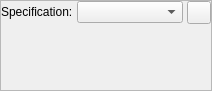
Qt form spine_items/data_transformer/ui/data_transformer_properties.ui (spine-tools/spine-items) before a commit.
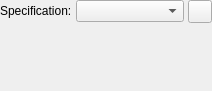
The same form after that commit. Icons and pictures are not drawn.

Commit message:
Add stylesheets to properties widgets scroll areas to make scroll area backgrounds transparent
Re #spine-tools/Spine-Toolbox#3012

Diff of the .ui file:
```diff
--- a/spine_items/data_transformer/ui/data_transformer_properties.ui
+++ b/spine_items/data_transformer/ui/data_transformer_properties.ui
@@ -26,6 +26,10 @@
   <property name="windowTitle">
    <string>Form</string>
   </property>
+  <property name="styleSheet">
+   <string notr="true">QScrollArea { background: transparent; }
+QScrollArea &gt; QWidget &gt; QWidget { background: transparent; }</string>
+  </property>
   <layout class="QVBoxLayout" name="verticalLayout">
    <property name="spacing">
     <number>0</number>
@@ -44,6 +48,9 @@
    </property>
    <item>
     <widget class="QScrollArea" name="scrollArea">
+     <property name="frameShape">
+      <enum>QFrame::Shape::NoFrame</enum>
+     </property>
      <property name="widgetResizable">
       <bool>true</bool>
      </property>
@@ -52,8 +59,8 @@
        <rect>
         <x>0</x>
         <y>0</y>
-        <width>210</width>
-        <height>89</height>
+        <width>212</width>
+        <height>91</height>
        </rect>
       </property>
       <layout class="QVBoxLayout" name="verticalLayout_2">
```
The commit also changes 15 other files.
